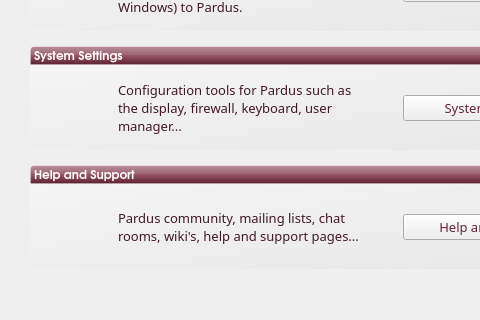
pars-linux/uludag, file kde/kaptan/src/gui/goodbyeWidget.ui: the form before one commit; both pictures show x 0 to 480 and y 302 to 622 of the 624 by 622 pixel window.
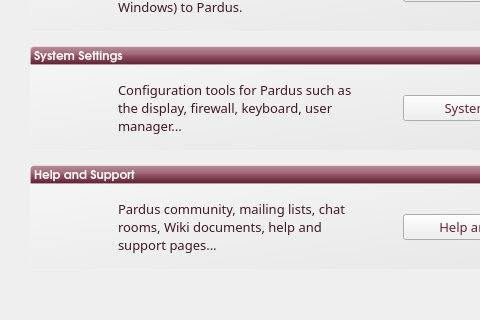
The form after the commit. Icons and pictures are not drawn.

Patch:
```diff
--- a/kde/kaptan/src/gui/goodbyeWidget.ui
+++ b/kde/kaptan/src/gui/goodbyeWidget.ui
@@ -733,7 +733,7 @@
                <string notr="true">color:#411926;</string>
               </property>
               <property name="text">
-               <string>Pardus community, mailing lists, chat rooms, wiki's, help and support pages...</string>
+               <string>Pardus community, mailing lists, chat rooms, Wiki documents, help and support pages...</string>
               </property>
               <property name="scaledContents">
                <bool>true</bool>
```
